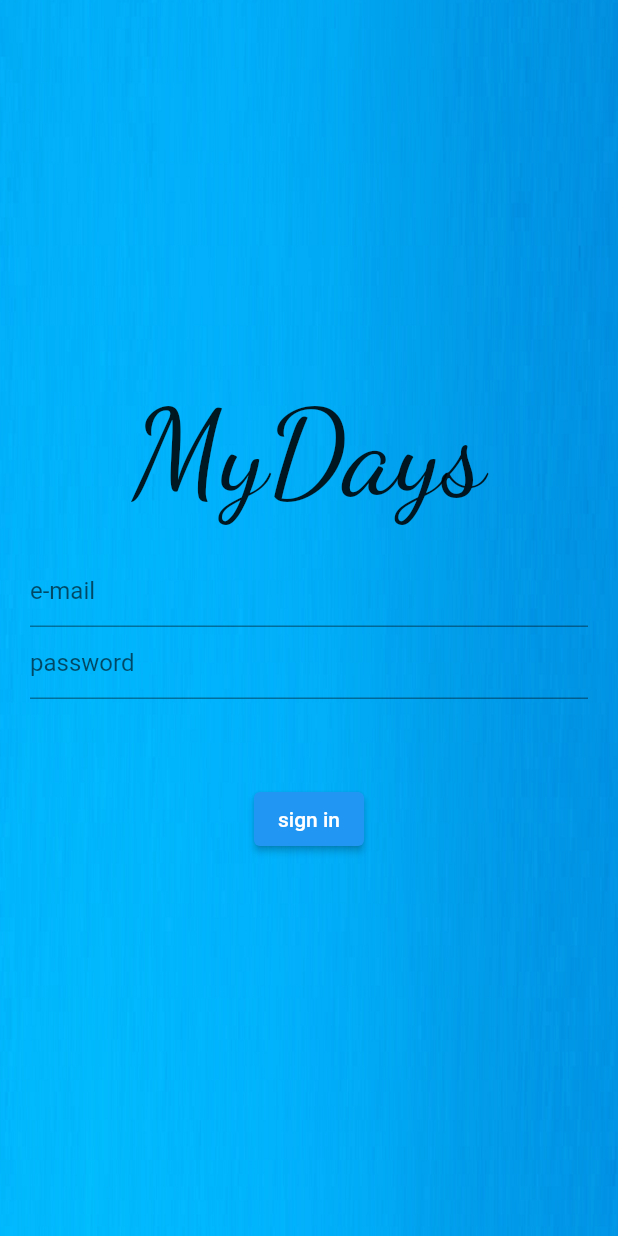
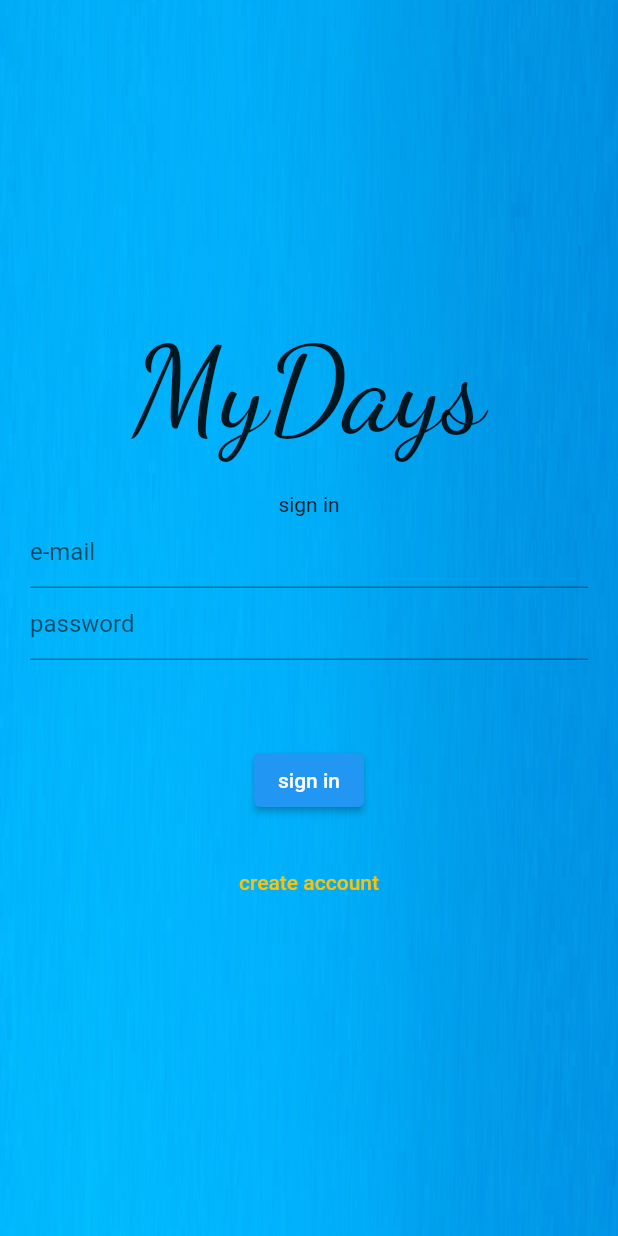
Before and after one commit to pilchsebastian88/my_days, a Flutter app: the screen it shows after launch, on a phone screen of 412 x 824 dp. Run offline on Flutter 3.47's test engine with Material 2 defaults, Android fonts, the light colour scheme and no system bars; our stand-ins replace cloud_firestore, firebase_auth, firebase_core, flutter_rating_bar, google_fonts; accounts and stored records are empty.

Commit message:
Add registration

```diff
--- a/lib/login/login_page.dart
+++ b/lib/login/login_page.dart
@@ -16,6 +16,7 @@ class LoginPage extends StatefulWidget {
 
 class _LoginPageState extends State<LoginPage> {
   var errorMessage = '';
+  var isCreatingAccount = false;
 
   @override
   Widget build(BuildContext context) {
@@ -40,6 +41,7 @@ class _LoginPageState extends State<LoginPage> {
                 padding: const EdgeInsets.all(20.0),
                 child: Column(
                   children: [
+                    Text(isCreatingAccount == true ? 'register' : 'sign in'),
                     TextField(
                       controller: widget.emailController,
                       decoration: const InputDecoration(hintText: 'e-mail'),
@@ -56,6 +58,19 @@ class _LoginPageState extends State<LoginPage> {
               ),
               ElevatedButton(
                 onPressed: () async {
+                  if (isCreatingAccount == true) {
+                    try {
+                      await FirebaseAuth.instance
+                          .createUserWithEmailAndPassword(
+                        email: widget.emailController.text,
+                        password: widget.passwordController.text,
+                      );
+                    } catch (error) {
+                      setState(() {
+                        errorMessage = error.toString();
+                      });
+                    }
+                  } else {
                     try {
                       await FirebaseAuth.instance.signInWithEmailAndPassword(
                         email: widget.emailController.text,
@@ -66,9 +81,33 @@ class _LoginPageState extends State<LoginPage> {
                         errorMessage = error.toString();
                       });
                     }
+                  }
                 },
-                child: const Text('sign in'),
+                child: Text(isCreatingAccount == true ? 'register' : 'sign in'),
               ),
+              const SizedBox(height: 20),
+              if (isCreatingAccount == false) ...[
+                TextButton(
+                  style: TextButton.styleFrom(primary: Colors.amber),
+                  onPressed: () {
+                    setState(() {
+                      isCreatingAccount = true;
+                    });
+                  },
+                  child: const Text('create account'),
+                ),
+              ],
+              if (isCreatingAccount == true) ...[
+                TextButton(
+                  style: TextButton.styleFrom(primary: Colors.amber),
+                  onPressed: () {
+                    setState(() {
+                      isCreatingAccount = false;
+                    });
+                  },
+                  child: const Text('You have an account?'),
+                ),
+              ],
             ],
           ),
         ),
```
Lines whose indentation alone changed are shown as unchanged.
